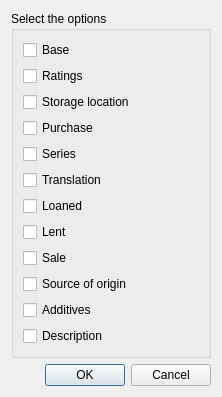
aksi1984/Home-library, file pdfsettings.ui: the form before one commit.
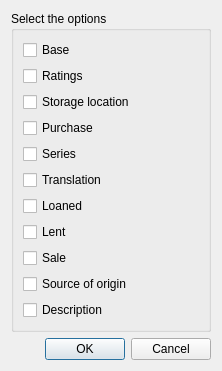
The form after the commit.

Commit message: Settings class implementation

What changed in the file:
```diff
--- a/pdfsettings.ui
+++ b/pdfsettings.ui
@@ -92,13 +92,6 @@
           </property>
          </widget>
         </item>
-        <item>
-         <widget class="QCheckBox" name="additivesCheckBox">
-          <property name="text">
-           <string>Additives</string>
-          </property>
-         </widget>
-        </item>
         <item>
          <widget class="QCheckBox" name="descrCheckBox">
           <property name="text">
```
The commit also changes 28 other files.
